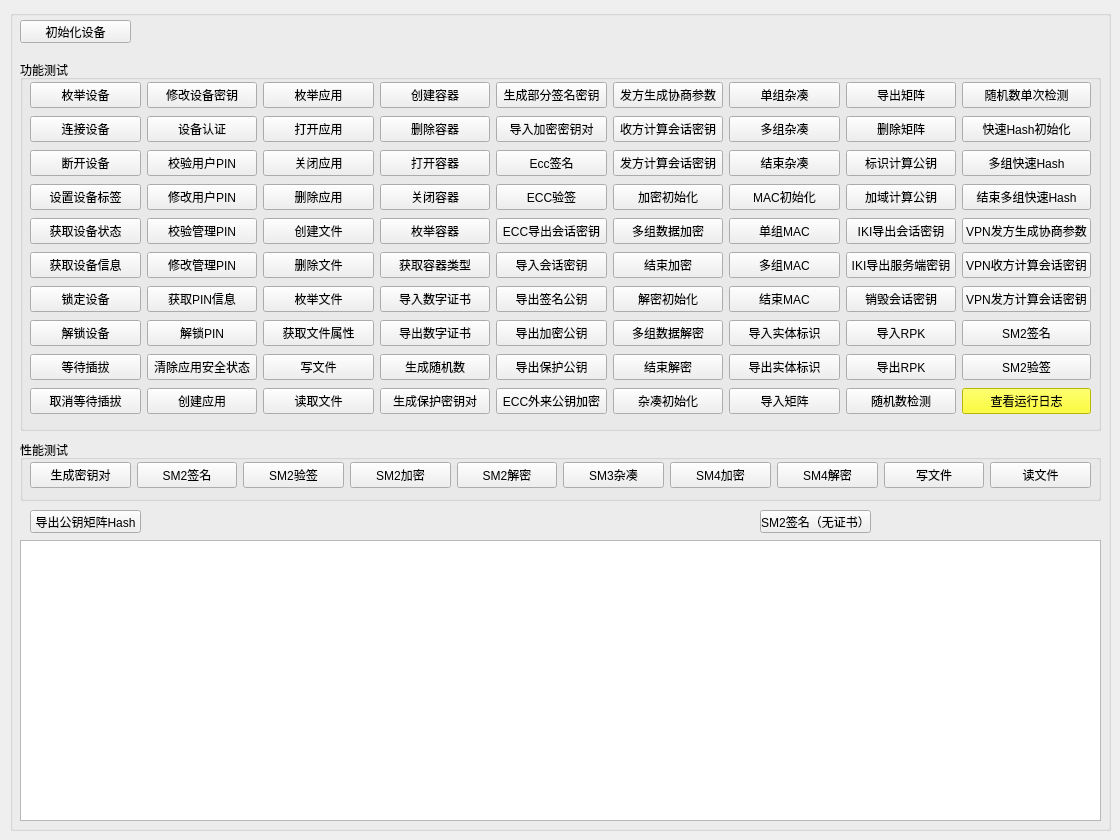
The window that ui_file/testUI.ui (jzhang5202/UKTool) describes before a commit, drawn with Qt 5.
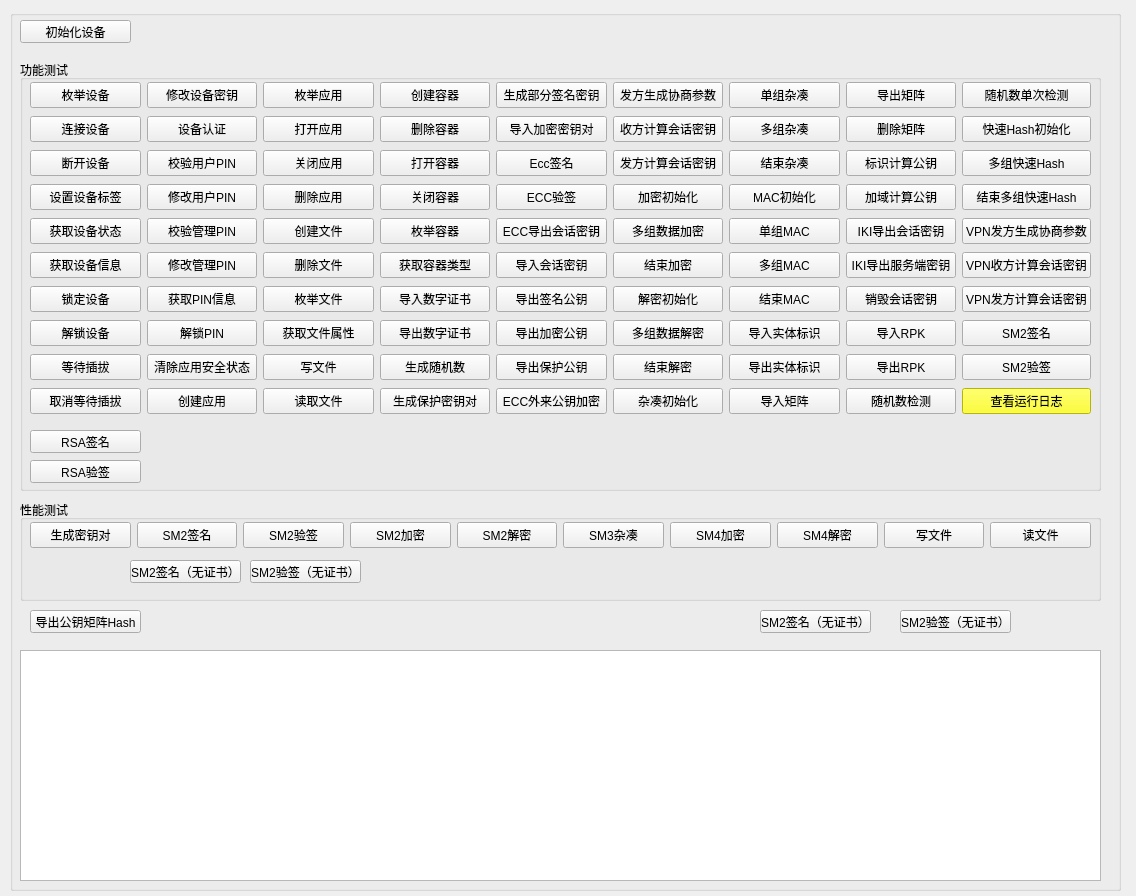
The same window after the commit.

```diff
--- a/ui_file/testUI.ui
+++ b/ui_file/testUI.ui
@@ -6,8 +6,8 @@
    <rect>
     <x>0</x>
     <y>0</y>
-    <width>1120</width>
-    <height>840</height>
+    <width>1136</width>
+    <height>896</height>
    </rect>
   </property>
   <property name="windowTitle">
@@ -19,8 +19,8 @@
      <rect>
       <x>10</x>
       <y>10</y>
-      <width>1101</width>
-      <height>821</height>
+      <width>1111</width>
+      <height>881</height>
      </rect>
     </property>
     <property name="title">
@@ -32,7 +32,7 @@
        <x>10</x>
        <y>50</y>
        <width>1081</width>
-       <height>371</height>
+       <height>431</height>
       </rect>
      </property>
      <property name="title">
@@ -683,14 +683,40 @@
        </item>
       </layout>
      </widget>
+     <widget class="QPushButton" name="pushButton43_2">
+      <property name="geometry">
+       <rect>
+        <x>10</x>
+        <y>370</y>
+        <width>111</width>
+        <height>23</height>
+       </rect>
+      </property>
+      <property name="text">
+       <string>RSA签名</string>
+      </property>
+     </widget>
+     <widget class="QPushButton" name="pushButton43_3">
+      <property name="geometry">
+       <rect>
+        <x>10</x>
+        <y>400</y>
+        <width>111</width>
+        <height>23</height>
+       </rect>
+      </property>
+      <property name="text">
+       <string>RSA验签</string>
+      </property>
+     </widget>
     </widget>
     <widget class="QGroupBox" name="groupBox">
      <property name="geometry">
       <rect>
        <x>10</x>
-       <y>430</y>
+       <y>490</y>
        <width>1081</width>
-       <height>61</height>
+       <height>101</height>
       </rect>
      </property>
      <property name="title">
@@ -778,14 +804,40 @@
        </item>
       </layout>
      </widget>
+     <widget class="QPushButton" name="pushButton1_5">
+      <property name="geometry">
+       <rect>
+        <x>110</x>
+        <y>60</y>
+        <width>111</width>
+        <height>23</height>
+       </rect>
+      </property>
+      <property name="text">
+       <string>SM2签名（无证书）</string>
+      </property>
+     </widget>
+     <widget class="QPushButton" name="pushButton1_6">
+      <property name="geometry">
+       <rect>
+        <x>230</x>
+        <y>60</y>
+        <width>111</width>
+        <height>23</height>
+       </rect>
+      </property>
+      <property name="text">
+       <string>SM2验签（无证书）</string>
+      </property>
+     </widget>
     </widget>
     <widget class="QTextEdit" name="textBrowser">
      <property name="geometry">
       <rect>
        <x>10</x>
-       <y>530</y>
+       <y>640</y>
        <width>1081</width>
-       <height>281</height>
+       <height>231</height>
       </rect>
      </property>
      <property name="html">
@@ -813,7 +865,7 @@
      <property name="geometry">
       <rect>
        <x>20</x>
-       <y>500</y>
+       <y>600</y>
        <width>111</width>
        <height>23</height>
       </rect>
@@ -826,7 +878,7 @@
      <property name="geometry">
       <rect>
        <x>750</x>
-       <y>500</y>
+       <y>600</y>
        <width>111</width>
        <height>23</height>
       </rect>
@@ -835,6 +887,19 @@
       <string>SM2签名（无证书）</string>
      </property>
     </widget>
+    <widget class="QPushButton" name="pushButton1_4">
+     <property name="geometry">
+      <rect>
+       <x>890</x>
+       <y>600</y>
+       <width>111</width>
+       <height>23</height>
+      </rect>
+     </property>
+     <property name="text">
+      <string>SM2验签（无证书）</string>
+     </property>
+    </widget>
    </widget>
    <widget class="QWidget" name="layoutWidget">
     <property name="geometry">
```
